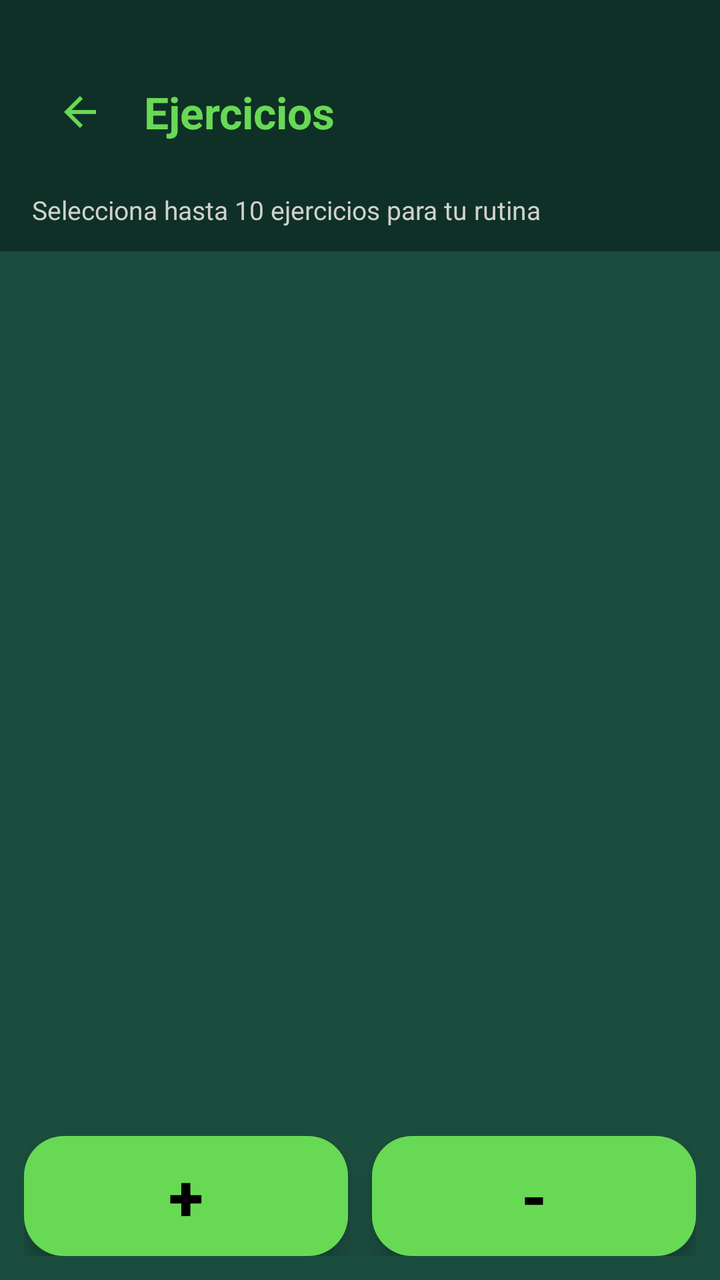
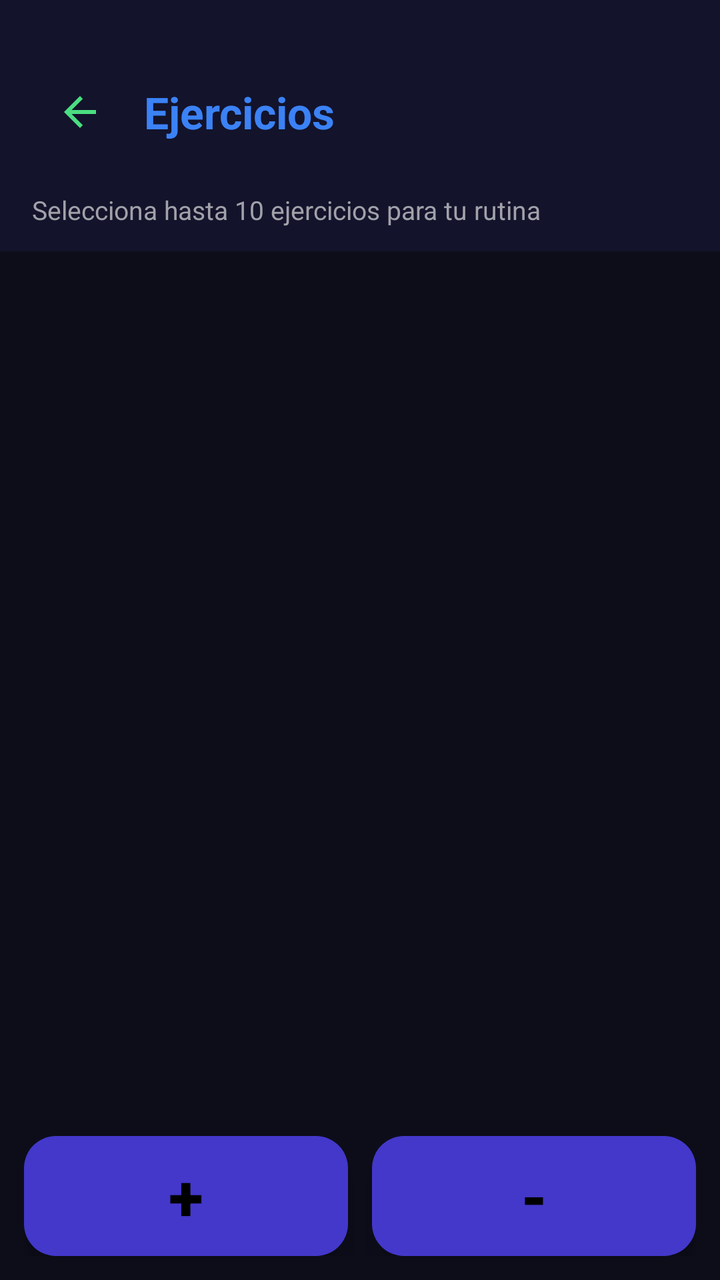

The first picture is an Android layout as it rendered before a commit; the second is the same layout after the commit. The layout source and the unified diff follow.
<!-- AndroidManifest.xml: activity theme Theme.GimnasioPro -->
<!-- res/layout/activity_lista_ejercicios.xml -->
<?xml version="1.0" encoding="utf-8"?>
<LinearLayout xmlns:android="http://schemas.android.com/apk/res/android"
    xmlns:app="http://schemas.android.com/apk/res-auto"
    xmlns:tools="http://schemas.android.com/tools"
    android:layout_width="match_parent"
    android:layout_height="match_parent"
    android:orientation="vertical"
    android:background="@color/dark_green_background"
    android:fitsSystemWindows="true"
    tools:context=".ListaEjerciciosActivity">

    
    <LinearLayout
        android:layout_width="match_parent"
        android:layout_height="wrap_content"
        android:orientation="vertical"
        android:background="@color/darker_green_header">

        <LinearLayout
            android:layout_width="match_parent"
            android:layout_height="wrap_content"
            android:orientation="horizontal"
            android:gravity="center_vertical"
            android:paddingStart="16dp"
            android:paddingEnd="16dp"
            android:paddingBottom="16dp"
            android:paddingTop="32dp">

            <ImageButton
                android:id="@+id/btnBack"
                android:layout_width="48dp"
                android:layout_height="48dp"
                android:background="?attr/selectableItemBackgroundBorderless"
                android:src="@drawable/ic_arrow_back"
                android:contentDescription="@string/desc_btn_back"
                android:scaleType="centerInside"
                android:clickable="true"
                android:focusable="true" />

            <TextView
                android:id="@+id/tvGrupoMuscular"
                android:layout_width="0dp"
                android:layout_height="wrap_content"
                android:layout_weight="1"
                android:layout_marginStart="8dp"
                android:text="@string/titulo_ejercicios"
                android:textSize="22sp"
                android:textStyle="bold"
                android:textColor="@color/electric_green_button" />
        </LinearLayout>

        
        <TextView
            android:id="@+id/tvInfoSeleccion"
            android:layout_width="match_parent"
            android:layout_height="wrap_content"
            android:paddingHorizontal="16dp"
            android:paddingBottom="12dp"
            android:text="@string/info_selecciona_ejercicios"
            android:textSize="13sp"
            android:textColor="@color/text_light_gray" />
    </LinearLayout>

    
    <FrameLayout
        android:layout_width="match_parent"
        android:layout_height="0dp"
        android:layout_weight="1">

        <androidx.recyclerview.widget.RecyclerView
            android:id="@+id/rvEjercicios"
            android:layout_width="match_parent"
            android:layout_height="match_parent"
            android:padding="8dp"
            android:clipToPadding="false" />

        <TextView
            android:id="@+id/tvNoEjercicios"
            android:layout_width="match_parent"
            android:layout_height="match_parent"
            android:gravity="center"
            android:text="@string/no_ejercicios"
            android:textSize="16sp"
            android:textColor="@color/text_light_gray"
            android:visibility="gone" />
    </FrameLayout>

    
    <LinearLayout
        android:layout_width="match_parent"
        android:layout_height="wrap_content"
        android:orientation="horizontal"
        android:padding="12dp"
        android:background="@color/dark_green_background">

        
        <Button
            android:id="@+id/btnAgregarEjercicio"
            android:layout_width="0dp"
            android:layout_height="60dp"
            android:layout_weight="1"
            android:layout_marginEnd="6dp"
            android:text="+"
            android:textSize="32sp"
            android:textStyle="bold"
            android:textColor="@color/text_on_button"
            android:background="@drawable/btn_rounded_green"
            android:elevation="8dp"
            android:stateListAnimator="@null" />

        
        <Button
            android:id="@+id/btnEliminarEjercicio"
            android:layout_width="0dp"
            android:layout_height="60dp"
            android:layout_weight="1"
            android:layout_marginStart="6dp"
            android:text="-"
            android:textSize="32sp"
            android:textStyle="bold"
            android:textColor="@color/text_on_button"
            android:background="@drawable/btn_rounded_green"
            android:elevation="8dp"
            android:stateListAnimator="@null" />
    </LinearLayout>

    
    <LinearLayout
        android:id="@+id/layoutSeleccion"
        android:layout_width="match_parent"
        android:layout_height="wrap_content"
        android:orientation="horizontal"
        android:gravity="center_vertical"
        android:padding="12dp"
        android:background="@color/darker_green_header"
        android:visibility="gone">

        <TextView
            android:id="@+id/tvContadorSeleccion"
            android:layout_width="0dp"
            android:layout_height="wrap_content"
            android:layout_weight="1"
            android:text="@string/seleccion_contador_default"
            android:textSize="14sp"
            android:textColor="@color/electric_green_button" />

        <Button
            android:id="@+id/btnCancelarSeleccion"
            android:layout_width="wrap_content"
            android:layout_height="40dp"
            android:layout_marginEnd="8dp"
            android:text="@string/btn_cancelar"
            android:textSize="12sp"
            android:textColor="@color/text_on_button"
            android:backgroundTint="@color/gray_button" />

        <Button
            android:id="@+id/btnGuardarSeleccion"
            android:layout_width="wrap_content"
            android:layout_height="40dp"
            android:text="@string/btn_guardar"
            android:textSize="12sp"
            android:textColor="@color/text_on_button"
            android:backgroundTint="@color/electric_green_button" />
    </LinearLayout>

</LinearLayout>
<!-- resources referenced by this layout -->
<resources>
  <color name="dark_green_background">#FF1B4D3E</color>
  <color name="darker_green_header">#FF0F3027</color>
  <color name="electric_green_button">#68D955</color>
  <color name="gray_button">#FF606060</color>
  <color name="text_light_gray">#FFD0D0D0</color>
  <color name="text_on_button">#FF000000</color>
  <!-- drawable btn_rounded_green (drawable) -->
  <?xml version="1.0" encoding="utf-8"?>
  <ripple xmlns:android="http://schemas.android.com/apk/res/android"
      android:color="@color/electric_green_button">
      <item>
          <shape android:shape="rectangle">
              <solid android:color="@color/electric_green_button" />
              <corners android:radius="20dp" />
          </shape>
      </item>
  </ripple>
  <!-- drawable ic_arrow_back (drawable) -->
  <?xml version="1.0" encoding="utf-8"?>
  <vector xmlns:android="http://schemas.android.com/apk/res/android"
      android:width="24dp"
      android:height="24dp"
      android:viewportWidth="24"
      android:viewportHeight="24"
      android:tint="@color/electric_green_button">
      <path
          android:fillColor="@android:color/white"
          android:pathData="M20,11H7.83l5.59,-5.59L12,4l-8,8 8,8 1.41,-1.41L7.83,13H20v-2z"/>
  </vector>
  <string name="btn_cancelar">Cancelar</string>
  <string name="btn_guardar">Guardar</string>
  <string name="desc_btn_back">Volver atrás</string>
  <string name="info_selecciona_ejercicios">Selecciona hasta 10 ejercicios para tu rutina</string>
  <string name="no_ejercicios">No hay ejercicios disponibles</string>
  <string name="seleccion_contador_default">0 seleccionados</string>
  <string name="titulo_ejercicios">Ejercicios</string>
  <style name="Theme.GimnasioPro" parent="Theme.AppCompat.Light.NoActionBar">
          
          <item name="colorPrimary">@color/electric_green_button</item>
          <item name="colorPrimaryDark">@color/dark_green_background</item>
          <item name="colorAccent">@color/electric_green_button</item>
          <item name="android:windowBackground">@color/dark_green_background</item>
          <item name="android:statusBarColor">@color/dark_green_background</item>
          <item name="android:navigationBarColor">@color/dark_green_background</item>
          <item name="android:fitsSystemWindows">true</item>
      </style>
</resources>

<!-- the commit's change to res/layout/activity_lista_ejercicios.xml (unified diff, before → after) -->
@@ -46,7 +46,7 @@
                 android:text="@string/titulo_ejercicios"
                 android:textSize="22sp"
                 android:textStyle="bold"
-                android:textColor="@color/electric_green_button" />
+                android:textColor="@color/accent_blue" />
         </LinearLayout>
 
         
@@ -104,7 +104,7 @@
             android:textSize="32sp"
             android:textStyle="bold"
             android:textColor="@color/text_on_button"
-            android:background="@drawable/btn_rounded_green"
+            android:background="@drawable/bg_card_trainer"
             android:elevation="8dp"
             android:stateListAnimator="@null" />
 
@@ -119,7 +119,7 @@
             android:textSize="32sp"
             android:textStyle="bold"
             android:textColor="@color/text_on_button"
-            android:background="@drawable/btn_rounded_green"
+            android:background="@drawable/bg_card_trainer"
             android:elevation="8dp"
             android:stateListAnimator="@null" />
     </LinearLayout>
<!-- resource entries referenced after the edit -->
@@ -1,22 +1,19 @@
 <!-- resources referenced by this layout -->
 <resources>
-  <color name="dark_green_background">#FF1B4D3E</color>
-  <color name="darker_green_header">#FF0F3027</color>
-  <color name="electric_green_button">#68D955</color>
+  <color name="accent_blue">#3B82F6</color>
+  <color name="dark_green_background">@color/dark_background</color>
+  <color name="darker_green_header">@color/dark_background_secondary</color>
+  <color name="electric_green_button">@color/accent_green</color>
   <color name="gray_button">#FF606060</color>
-  <color name="text_light_gray">#FFD0D0D0</color>
+  <color name="text_light_gray">@color/text_secondary</color>
   <color name="text_on_button">#FF000000</color>
-  <!-- drawable btn_rounded_green (drawable) -->
+  <!-- drawable bg_card_trainer (drawable) -->
   <?xml version="1.0" encoding="utf-8"?>
-  <ripple xmlns:android="http://schemas.android.com/apk/res/android"
-      android:color="@color/electric_green_button">
-      <item>
-          <shape android:shape="rectangle">
-              <solid android:color="@color/electric_green_button" />
-              <corners android:radius="20dp" />
-          </shape>
-      </item>
-  </ripple>
+  <shape xmlns:android="http://schemas.android.com/apk/res/android"
+      android:shape="rectangle">
+      <solid android:color="@color/card_trainer" />
+      <corners android:radius="16dp" />
+  </shape>
   <!-- drawable ic_arrow_back (drawable) -->
   <?xml version="1.0" encoding="utf-8"?>
   <vector xmlns:android="http://schemas.android.com/apk/res/android"
@@ -46,5 +43,10 @@
           <item name="android:navigationBarColor">@color/dark_green_background</item>
           <item name="android:fitsSystemWindows">true</item>
       </style>
+  <color name="dark_background">#0D0D1A</color>
+  <color name="dark_background_secondary">#13132B</color>
+  <color name="accent_green">#4ADE80</color>
+  <color name="text_secondary">#A1A1AA</color>
+  <color name="card_trainer">#4338CA</color>
 </resources>
 
